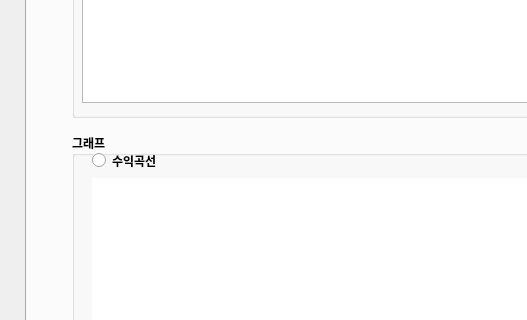
Above: front.ui from lyy9257/NewsystockPortfolioPlugin before the change; both pictures show x 0 to 527 and y 318 to 638 of the 900 by 900 pixel window. Below: the same form after it.
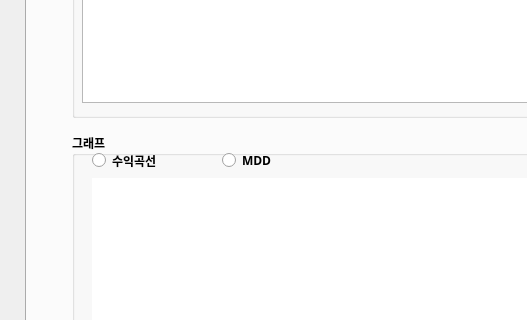
That is the form after the change. The open tabs and pages were chosen to show the change.

```diff
--- a/front.ui
+++ b/front.ui
@@ -412,6 +412,19 @@
        <number>-1</number>
       </property>
      </widget>
+     <widget class="QRadioButton" name="ShowMDD_month">
+      <property name="geometry">
+       <rect>
+        <x>150</x>
+        <y>20</y>
+        <width>130</width>
+        <height>15</height>
+       </rect>
+      </property>
+      <property name="text">
+       <string>MDD</string>
+      </property>
+     </widget>
     </widget>
     <widget class="QLabel" name="label_2">
      <property name="geometry">
```
Left out of the diff: 6 changed lines with no effect on the pictures.
